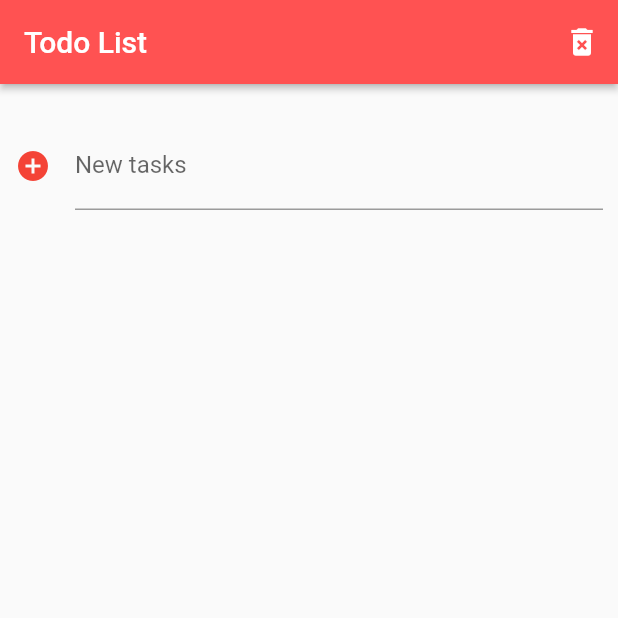
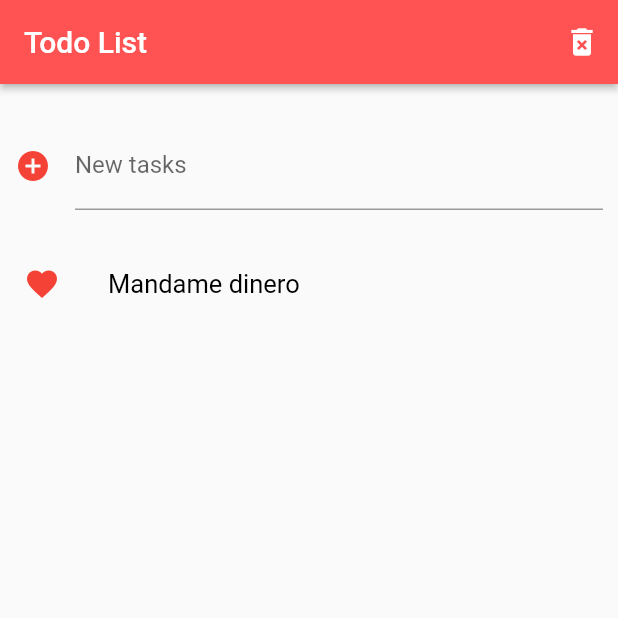
Before and after one commit to efrencodes/list-card-flutter, a Flutter app: the screen it shows after launch, on a phone screen of 412 x 824 dp, the top half of it. Run offline on Flutter 3.47's test engine with Material 2 defaults, Android fonts, the phone set to English and light mode, and no system bars.

Commit message:
✨ Add todo in listView

```diff
--- a/lib/src/my_textfield.dart
+++ b/lib/src/my_textfield.dart
@@ -7,12 +7,12 @@ class MyTextfield extends StatefulWidget {
 
 class _MyTextfieldState extends State<MyTextfield> {
   final TextEditingController _controller = TextEditingController();
-  List<String> collections = [];
+  List<String> collections = ['Mandame dinero'];
 
   void onSubmitted (String value) {
     setState(() {
       collections.add(value);
-      _controller.text = '';
+      _controller.clear();
     });
   }
 
@@ -35,7 +35,25 @@ class _MyTextfieldState extends State<MyTextfield> {
           actions: [
             IconButton(
               icon: const Icon(Icons.delete_forever),
-              onPressed: onPressed,
+              onPressed: onPressed
+              // {
+              //   showDialog(
+              //       context: context,
+              //       builder: (BuildContext context) => AlertDialog(
+              //         content: const Text('Delete tasks?'),
+              //         actions: [
+              //           TextButton(
+              //             onPressed: () => Navigator.pop(context, 'Cancel'),
+              //             child: const Text('Cancel'),
+              //           ),
+              //           TextButton(
+              //             onPressed: () => Navigator.pop(context, 'OK'),
+              //             child: const Text('OK'),
+              //           ),
+              //         ],
+              //       )
+              //   );
+              // }
             )
           ],
         ),
@@ -47,7 +65,7 @@ class _MyTextfieldState extends State<MyTextfield> {
                 padding: EdgeInsets.only(top: 25.0, left: 10.0, right: 10.0, bottom: 25.0),
                 child: TextField(
                   controller: _controller,
-                  decoration: InputDecoration(
+                  decoration: const InputDecoration(
                     label: Text('New tasks'),
                     icon: Icon(Icons.add_circle),
                     iconColor: Colors.red
@@ -55,32 +73,25 @@ class _MyTextfieldState extends State<MyTextfield> {
                   onSubmitted: onSubmitted,
                 )
               ),
-              // ListView(
-              //   children: [
-              //     for(var item in collections)
-              //       ListTile(
-              //         title: Text(
-              //           item,
-              //           style: const TextStyle(
-              //           fontSize: 17.0,
-              //           fontWeight: FontWeight.w400,
-              //           color: Colors.black,
-              //         ),
-              //       ),
-              //     )
-              //   ],
-              // )
+              Expanded(
+                child: ListView(
+                  children: [
                     for(var item in collections)
-                Padding(
-                  padding: EdgeInsets.only(left: 10.0, right: 10.0, bottom: 10.0),
-                  child: Text(item,
+                      ListTile(
+                        dense: true,
+                        leading: const Icon(Icons.favorite, color: Colors.red),
+                        title: Text(
+                          item,
                           style: const TextStyle(
                             fontSize: 17.0,
                             fontWeight: FontWeight.w400,
                             color: Colors.black,
+                          )
+                      )
+                    )
+                  ]
                 ),
               ),
-                )
             ],
           ),
         ),
```
Lines whose indentation alone changed are shown as unchanged.
